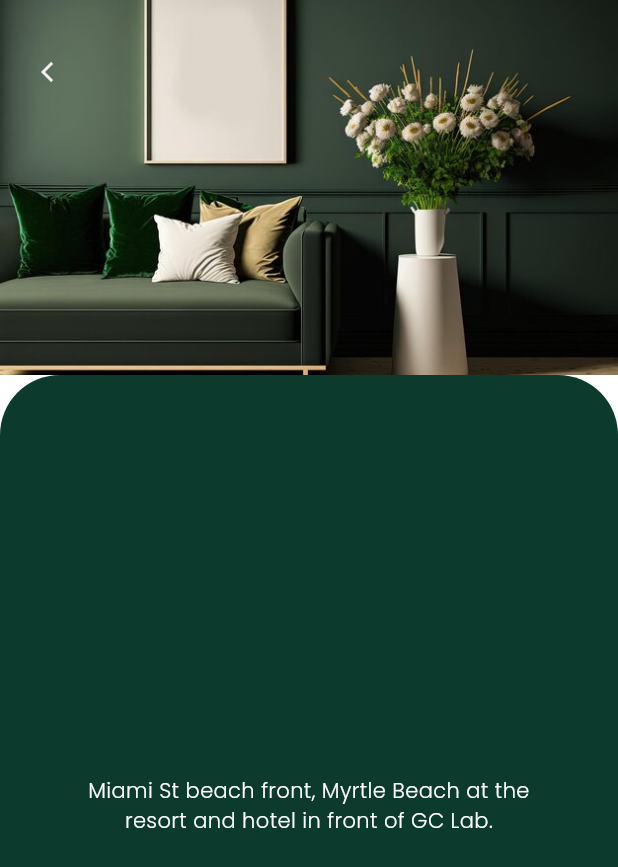
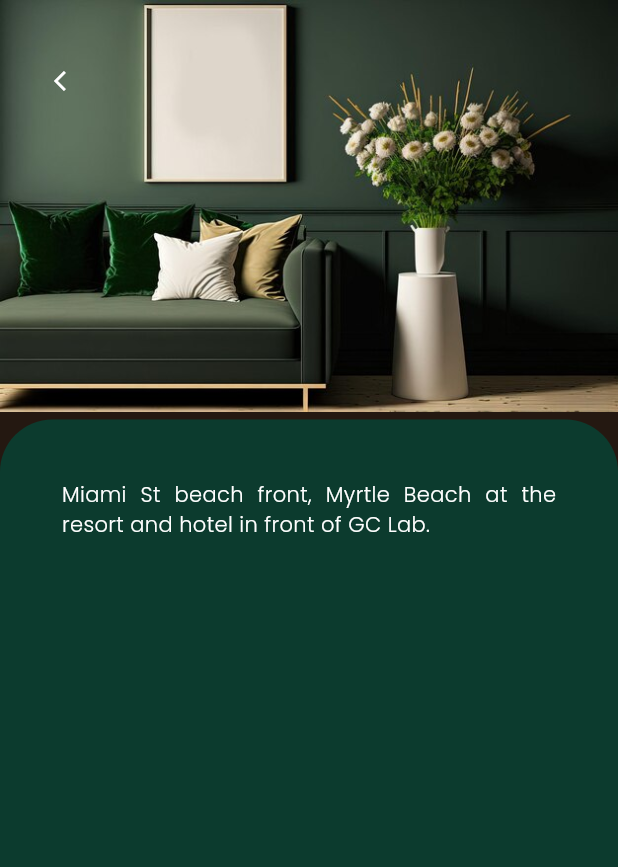
Before and after one commit to Ika1009/Aj_na_Kafu_App, a Flutter app: the CustomCard screen opened directly, on a phone screen of 412 x 824 dp. Shown: the top 867 px of the screen. Run offline on Flutter 3.47's test engine with Material 3 defaults, Android fonts, the phone set to English and light mode, and no system bars; our stand-ins replace flutter_slidable.

Commit message:
Refactor UI layout for better image integration
Updated the CustomCard widget to improve visual appeal by refactoring
the layout structure. Introduced a stack to overlay UI elements on a
full-height background image, ensuring a more immersive experience.
Adjusted text alignment for better readability and enhanced the
aesthetic with rounded corners on the overlay. Removed the AppBar to
streamline navigation elements directly onto the image background for a
cleaner look. These changes aim to provide users with a more engaging
and cohesive design that leverages the full-screen image to capture
attention.

```diff
--- a/flutter/project/lib/util/card.dart
+++ b/flutter/project/lib/util/card.dart
@@ -3,43 +3,42 @@ import 'package:flutter/material.dart';
 class CustomCard extends StatelessWidget {
   @override
   Widget build(BuildContext context) {
+    double appBarHeight = MediaQuery.of(context).size.height * 0.4;
     double width80Percent = MediaQuery.of(context).size.width * 0.8;
+
     return Scaffold(
-      backgroundColor: Colors.white,
-      appBar: AppBar(
-        leading: Align(
+      body: Column(
+        children: [
+          Stack(
+            children: [
+              Container(
+                height: MediaQuery.of(context).size.height,
+                decoration: BoxDecoration(
+                  image: DecorationImage(
+                    image: AssetImage('assets/images/room.jpg'),
                     alignment: Alignment.topCenter,
-          child: Padding(
-            padding: EdgeInsets.only(top: 24, left: 15), // Adjust top and left padding as needed
-            child: IconButton(
-              icon: Icon(Icons.arrow_back_ios),
-              iconSize: 16, // Smaller icon size
-              onPressed: () {
-                Navigator.maybePop(context);
-              },
                   ),
                 ),
               ),
-        flexibleSpace: Image.asset(
-          'assets/images/room.jpg', // Replace with your image path
-          fit: BoxFit.cover,
-        ),
-        toolbarHeight: 250, // Adjust as needed
-        elevation: 0,
-      ),
-      body: Container(
+              Positioned(
+                top: appBarHeight - 50,
+                left: 0,
+                right: 0,
+                child: Container(
+                  padding: EdgeInsets.only(top: 40),
                   decoration: BoxDecoration(
-          color: Color(0xFF0C3B2E),  // Assuming a white background
+                    color: Color(0xFF0C3B2E),
                     borderRadius: BorderRadius.only(
-            topLeft: Radius.circular(40.0),
-            topRight: Radius.circular(40.0),
+                      topLeft: Radius.circular(35.0),
+                      topRight: Radius.circular(35.0),
                     ),
                   ),
                   child: Column(
-          mainAxisAlignment: MainAxisAlignment.center, // Center vertically
+                    mainAxisAlignment: MainAxisAlignment.center,
                     children: [
                       Container(
-              width: double.infinity, // Full width of the screen
+                        height: MediaQuery.of(context).size.height,
+                        width: double.infinity,
                         child: Column(
                           children: [
                             Container(
@@ -47,7 +46,7 @@ class CustomCard extends StatelessWidget {
                               child: Text(
                                 "Miami St beach front, Myrtle Beach at the resort and hotel in front of GC Lab.",
                                 style: TextStyle(color: Colors.white),
-                      textAlign: TextAlign.center,
+                                textAlign: TextAlign.justify,
                               ),
                             ),
                           ],
@@ -56,6 +55,23 @@ class CustomCard extends StatelessWidget {
                     ],
                   ),
                 ),
+              ),
+              Positioned(
+                top: 30,
+                left: 20,
+                child: IconButton(
+                  icon: Icon(Icons.arrow_back_ios),
+                  iconSize: 16,
+                  color: Colors.white,
+                  onPressed: () {
+                    Navigator.maybePop(context);
+                  },
+                ),
+              ),
+            ],
+          ),
+        ],
+      ),
     );
   }
 }
```
Lines whose indentation alone changed are shown as unchanged.
